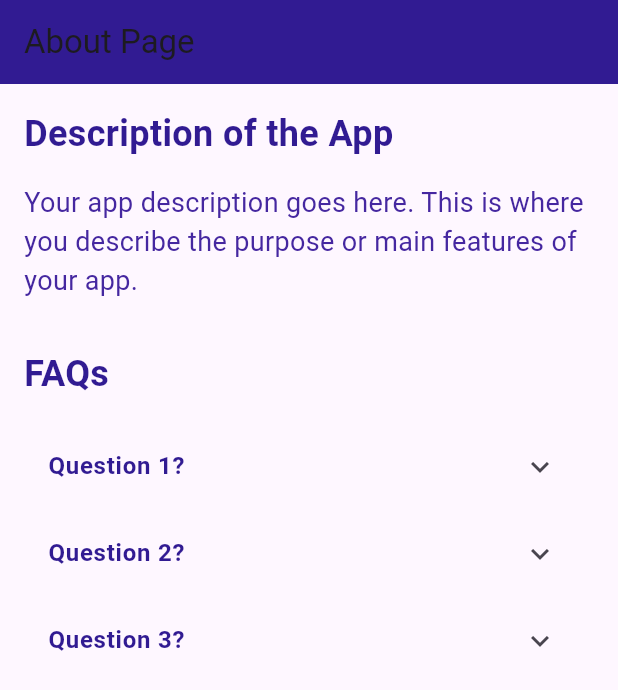
After one commit to Sudharsshan/Flutter_BMS, a Flutter app: the AboutPage screen opened directly, on a phone screen of 412 x 824 dp. The commit adds this screen. Shown: the top 690 px of the screen. Run offline on Flutter 3.47's test engine with Material 3 defaults, Android fonts, the phone set to English and light mode, and no system bars; our stand-ins replace syncfusion_flutter_gauges.

Commit message:
made a new sample UI in radial gauge file , about page and added theme settings in new settings page

```diff
--- a/lib/settings.dart
+++ b/lib/settings.dart
@@ -1,3 +1,5 @@
+// ignore_for_file: unnecessary_const
+
 import 'dart:math';
 
 import 'package:flutter/material.dart';
@@ -59,6 +61,7 @@ class Settings extends StatelessWidget{
                 title: const Text("S E T T I N G S"),
                 onTap: () {
                   Navigator.pushNamed(context, 'settings');
+
                 },
               ),
 
--- /dev/null
+++ b/lib/test_about file.dart
@@ -0,0 +1,110 @@
+// ignore_for_file: prefer_const_constructors, use_key_in_widget_constructors, prefer_const_constructors_in_immutables
+
+import 'package:flutter/material.dart';
+
+void main() {
+  runApp(MyApp());
+}
+
+class MyApp extends StatelessWidget {
+  @override
+  Widget build(BuildContext context) {
+    return MaterialApp(
+      title: 'About Page Demo',
+      theme: ThemeData(
+        primarySwatch: Colors.blue,
+      ),
+      home: AboutPage(),
+    );
+  }
+}
+
+class AboutPage extends StatelessWidget {
+  @override
+  Widget build(BuildContext context) {
+    return Scaffold(
+      appBar: AppBar(
+        title: Text('About Page'),
+        backgroundColor: Colors.deepPurple[900], // Updated app bar color
+      ),
+      body: SingleChildScrollView(
+        padding: EdgeInsets.all(16.0),
+        child: Column(
+          crossAxisAlignment: CrossAxisAlignment.start,
+          children: [
+            Text(
+              'Description of the App',
+              style: TextStyle(
+                fontSize: 24.0, // Increased font size for a futuristic feel
+                fontWeight: FontWeight.bold,
+                color: Colors.deepPurple[900], // Updated text color
+              ),
+            ),
+            SizedBox(height: 16.0),
+            Text(
+              'Your app description goes here. This is where you describe the purpose or main features of your app.',
+              style: TextStyle(
+                fontSize: 18.0, // Increased font size for better readability
+                color: Colors.deepPurple[800], // Updated text color
+              ),
+            ),
+            SizedBox(height: 32.0),
+            Text(
+              'FAQs',
+              style: TextStyle(
+                fontSize: 24.0, // Increased font size for a futuristic feel
+                fontWeight: FontWeight.bold,
+                color: Colors.deepPurple[900], // Updated text color
+              ),
+            ),
+            SizedBox(height: 16.0),
+            FAQItem(
+              question: 'Question 1?',
+              answer: 'Answer to question 1.',
+            ),
+            FAQItem(
+              question: 'Question 2?',
+              answer: 'Answer to question 2.',
+            ),
+            FAQItem(
+              question: 'Question 3?',
+              answer: 'Answer to question 3.',
+            ),
+          ],
+        ),
+      ),
+    );
+  }
+}
+
+class FAQItem extends StatelessWidget {
+  final String question;
+  final String answer;
+
+  FAQItem({required this.question, required this.answer});
+
+  @override
+  Widget build(BuildContext context) {
+    return ExpansionTile(
+      title: Text(
+        question,
+        style: TextStyle(
+          fontWeight: FontWeight.bold,
+          color: Colors.deepPurple[900], // Updated text color
+        ),
+      ),
+      children: <Widget>[
+        Padding(
+          padding: EdgeInsets.all(16.0),
+          child: Text(
+            answer,
+            style: TextStyle(
+              fontSize: 16.0, // Increased font size for better readability
+              color: Colors.deepPurple[800], // Updated text color
+            ),
+          ),
+        ),
+      ],
+    );
+  }
+}
--- a/pubspec.yaml
+++ b/pubspec.yaml
@@ -33,6 +33,9 @@ dependencies:
 
   http: ^0.13.4
   syncfusion_flutter_gauges: ^24.2.7
+  awesome_notifications: ^0.9.0
+  flutter_local_notifications: ^10.0.0
+
 
   # The following adds the Cupertino Icons font to your application.
   # Use with the CupertinoIcons class for iOS style icons.
```
Also changed, not shown: lib/NewSettings Page.dart (added, +66 -0 lines), lib/Radial Gauge.dart (added, +207 -0 lines), pubspec.lock.
